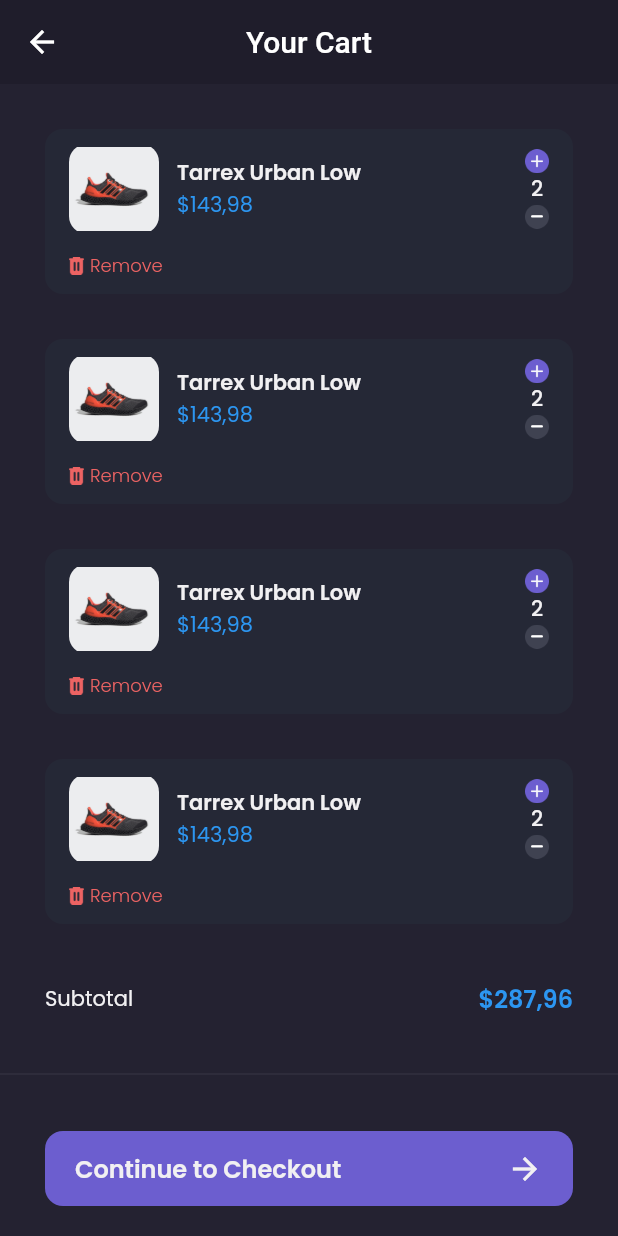
After one commit to rayhanmahardhika/shamo, a Flutter app: the CartPage screen opened by its route, on a phone screen of 412 x 824 dp. The commit adds this screen. Run offline on Flutter 3.47's test engine with Material 2 defaults, Android fonts, the phone set to English and light mode, and no system bars; our stand-ins replace carousel_slider, google_fonts.

Commit message:
feat: cart page

```diff
--- a/lib/main.dart
+++ b/lib/main.dart
@@ -1,4 +1,6 @@
 import 'package:flutter/material.dart';
+import 'package:shamo/pages/cart_page.dart';
+import 'package:shamo/pages/checkout_page.dart';
 import 'package:shamo/pages/detail_chat_page.dart';
 import 'package:shamo/pages/edit_profile_page.dart';
 import 'package:shamo/pages/home/main_page.dart';
@@ -22,6 +24,8 @@ class MyApp extends StatelessWidget {
         '/detail-chat': (context) => DetailChatPage(),
         '/edit-profile': (context) => EditProfilePage(),
         '/product': (context) => ProductPage(),
+        '/cart': (context) => CartPage(),
+        '/checkout': (context) => CheckoutPage(),
       },
     );
   }
--- /dev/null
+++ b/lib/pages/cart_page.dart
@@ -0,0 +1,175 @@
+import 'package:flutter/material.dart';
+import 'package:shamo/pages/widgets/cart_card.dart';
+import 'package:shamo/theme.dart';
+
+class CartPage extends StatelessWidget {
+  @override
+  Widget build(BuildContext context) {
+    PreferredSizeWidget header() {
+      return AppBar(
+        backgroundColor: backgroundColor1,
+        centerTitle: true,
+        title: Text(
+          'Your Cart',
+        ),
+        elevation: 0,
+      );
+    }
+
+    Widget emptyCart() {
+      return Center(
+        child: Column(
+          mainAxisAlignment: MainAxisAlignment.center,
+          children: [
+            Image.asset(
+              'assets/icon_empty_cart.png',
+              width: 80,
+            ),
+            SizedBox(
+              height: 20,
+            ),
+            Text(
+              'Oopss Your Cart is Empty',
+              style: primaryTextStyle.copyWith(
+                fontSize: 16,
+                fontWeight: medium,
+              ),
+            ),
+            SizedBox(
+              height: 12,
+            ),
+            Text(
+              'Let\'s Find Your Favorite Shoes',
+              style: secondaryTextStyle,
+            ),
+            Container(
+              width: 154,
+              height: 44,
+              margin: EdgeInsets.only(
+                top: 20,
+              ),
+              child: TextButton(
+                onPressed: () {
+                  Navigator.pushNamedAndRemoveUntil(
+                      context, '/home', (route) => false);
+                },
+                style: TextButton.styleFrom(
+                  backgroundColor: primaryColor,
+                  shape: RoundedRectangleBorder(
+                    borderRadius: BorderRadius.circular(12),
+                  ),
+                ),
+                child: Text(
+                  'Explore Store',
+                  style: primaryTextStyle.copyWith(
+                    fontSize: 16,
+                    fontWeight: medium,
+                  ),
+                ),
+              ),
+            ),
+          ],
+        ),
+      );
+    }
+
+    Widget content() {
+      return ListView(
+        padding: EdgeInsets.symmetric(
+          horizontal: defaultMargin,
+        ),
+        children: [
+          CartCard(),
+          CartCard(),
+          CartCard(),
+          CartCard(),
+          CartCard(),
+          CartCard(),
+          CartCard(),
+        ],
+      );
+    }
+
+    Widget customBottomNav() {
+      return Container(
+        height: 200,
+        child: Column(
+          children: [
+            Container(
+              margin: EdgeInsets.symmetric(
+                horizontal: defaultMargin,
+                vertical: defaultMargin,
+              ),
+              child: Row(
+                mainAxisAlignment: MainAxisAlignment.spaceBetween,
+                children: [
+                  Text(
+                    'Subtotal',
+                    style: primaryTextStyle,
+                  ),
+                  Text(
+                    '\$287,96',
+                    style: priceTextStyle.copyWith(
+                      fontSize: 16,
+                      fontWeight: semiBold,
+                    ),
+                  ),
+                ],
+              ),
+            ),
+            Divider(
+              thickness: 0.3,
+              color: subtitleColor,
+            ),
+            SizedBox(
+              height: 30,
+            ),
+            Container(
+              height: 50,
+              margin: EdgeInsets.symmetric(
+                horizontal: defaultMargin,
+              ),
+              child: TextButton(
+                onPressed: () {
+                  Navigator.pushNamed(context, '/checkout');
+                },
+                style: TextButton.styleFrom(
+                  backgroundColor: primaryColor,
+                  padding: EdgeInsets.symmetric(
+                    horizontal: 20,
+                  ),
+                  shape: RoundedRectangleBorder(
+                    borderRadius: BorderRadius.circular(12),
+                  ),
+                ),
+                child: Row(
+                  mainAxisAlignment: MainAxisAlignment.spaceBetween,
+                  children: [
+                    Text(
+                      'Continue to Checkout',
+                      style: primaryTextStyle.copyWith(
+                        fontSize: 16,
+                        fontWeight: semiBold,
+                      ),
+                    ),
+                    Icon(
+                      Icons.arrow_forward,
+                      color: primaryTextColor,
+                    ),
+                  ],
+                ),
+              ),
+            ),
+          ],
+        ),
+      );
+    }
+
+    return Scaffold(
+      backgroundColor: backgroundColor3,
+      appBar: header(),
+      body: content(),
+      bottomNavigationBar: customBottomNav(),
+    );
+  }
+}
--- /dev/null
+++ b/lib/pages/checkout_page.dart
@@ -0,0 +1,32 @@
+import 'package:flutter/material.dart';
+import 'package:shamo/theme.dart';
+
+class CheckoutPage extends StatelessWidget {
+  @override
+  Widget build(BuildContext context) {
+    PreferredSizeWidget header() {
+      return AppBar(
+        backgroundColor: backgroundColor1,
+        elevation: 0,
+        centerTitle: true,
+        title: Text(
+          'Checkout Details',
+        ),
+      );
+    }
+
+    Widget content() {
+      return ListView(
+        padding: EdgeInsets.symmetric(
+          horizontal: defaultMargin,
+        ),
+        children: [],
+      );
+    }
+
+    return Scaffold(
+      backgroundColor: backgroundColor3,
+      appBar: header(),
+    );
+  }
+}
--- a/lib/pages/home/main_page.dart
+++ b/lib/pages/home/main_page.dart
@@ -18,7 +18,9 @@ class _MainPageState extends State<MainPage> {
   Widget build(BuildContext context) {
     Widget cartButton() {
       return FloatingActionButton(
-        onPressed: () {},
+        onPressed: () {
+          Navigator.pushNamed(context, '/cart');
+        },
         backgroundColor: secondaryColor,
         child: Image.asset(
           'assets/icon_cart.png',
--- /dev/null
+++ b/lib/pages/widgets/cart_card.dart
@@ -0,0 +1,104 @@
+import 'package:flutter/material.dart';
+import 'package:shamo/theme.dart';
+
+class CartCard extends StatelessWidget {
+  @override
+  Widget build(BuildContext context) {
+    return Container(
+      margin: EdgeInsets.only(
+        top: defaultMargin,
+      ),
+      padding: EdgeInsets.symmetric(
+        horizontal: 16,
+        vertical: 10,
+      ),
+      decoration: BoxDecoration(
+        color: backgroundColor4,
+        borderRadius: BorderRadius.circular(12),
+      ),
+      child: Column(
+        children: [
+          Row(
+            children: [
+              Container(
+                width: 60,
+                height: 60,
+                decoration: BoxDecoration(
+                  borderRadius: BorderRadius.circular(12),
+                  image: DecorationImage(
+                    image: AssetImage('assets/image_shoes.png'),
+                  ),
+                ),
+              ),
+              SizedBox(
+                width: 12,
+              ),
+              Expanded(
+                child: Column(
+                  crossAxisAlignment: CrossAxisAlignment.start,
+                  children: [
+                    Text(
+                      'Tarrex Urban Low',
+                      style: primaryTextStyle.copyWith(
+                        fontWeight: semiBold,
+                      ),
+                    ),
+                    Text(
+                      '\$143,98',
+                      style: priceTextStyle,
+                    )
+                  ],
+                ),
+              ),
+              Column(
+                children: [
+                  Image.asset(
+                    'assets/button_add.png',
+                    width: 16,
+                  ),
+                  SizedBox(
+                    width: 2,
+                  ),
+                  Text(
+                    '2',
+                    style: primaryTextStyle.copyWith(
+                      fontWeight: medium,
+                    ),
+                  ),
+                  SizedBox(
+                    width: 2,
+                  ),
+                  Image.asset(
+                    'assets/button_reduce.png',
+                    width: 16,
+                  ),
+                ],
+              ),
+            ],
+          ),
+          SizedBox(
+            height: 12,
+          ),
+          Row(
+            children: [
+              Image.asset(
+                'assets/icon_remove.png',
+                width: 10,
+              ),
+              SizedBox(
+                width: 4,
+              ),
+              Text(
+                'Remove',
+                style: alertTextStyle.copyWith(
+                  fontSize: 12,
+                  fontWeight: light,
+                ),
+              )
+            ],
+          ),
+        ],
+      ),
+    );
+  }
+}
--- a/lib/theme.dart
+++ b/lib/theme.dart
@@ -44,6 +44,10 @@ TextStyle blackTextStyle = GoogleFonts.poppins(
   color: blackColor,
 );
 
+TextStyle alertTextStyle = GoogleFonts.poppins(
+  color: alertColor,
+);
+
 FontWeight light = FontWeight.w300;
 FontWeight regular = FontWeight.w400;
 FontWeight medium = FontWeight.w500;
```
Also changed, not shown: assets/icon_remove.png (added).
